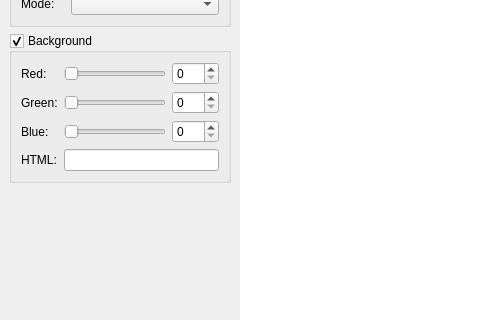
This is src/Screenie/ui/MainWindow.ui in till213/screenie as Qt 5 draws it before an edit; both pictures show x 0 to 480 and y 177 to 497 of the 1120 by 712 pixel window. The edited form follows.
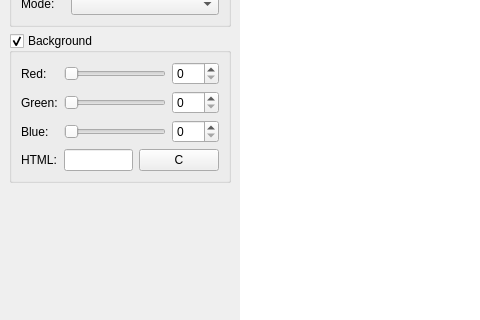
This is the edited form.

Commit message: Add color chooser (initial).

The edit to the form file:
```diff
--- a/src/Screenie/ui/MainWindow.ui
+++ b/src/Screenie/ui/MainWindow.ui
@@ -286,7 +286,15 @@
            </widget>
           </item>
           <item row="3" column="1">
+           <layout class="QHBoxLayout" name="horizontalLayout_4">
+            <item>
            <widget class="QLineEdit" name="htmlBGColorLineEdit">
+              <property name="sizePolicy">
+               <sizepolicy hsizetype="Expanding" vsizetype="Fixed">
+                <horstretch>3</horstretch>
+                <verstretch>0</verstretch>
+               </sizepolicy>
+              </property>
             <property name="minimumSize">
              <size>
               <width>0</width>
@@ -301,6 +309,21 @@
             </property>
            </widget>
           </item>
+            <item>
+             <widget class="QPushButton" name="colorSelectorPushButton">
+              <property name="sizePolicy">
+               <sizepolicy hsizetype="Minimum" vsizetype="Fixed">
+                <horstretch>1</horstretch>
+                <verstretch>0</verstretch>
+               </sizepolicy>
+              </property>
+              <property name="text">
+               <string>C</string>
+              </property>
+             </widget>
+            </item>
+           </layout>
+          </item>
          </layout>
         </widget>
        </item>
```
Left out of the diff: 2 changed lines with no effect on the pictures. Lines whose indentation alone changed are shown as unchanged. The commit also changes 2 other files.
